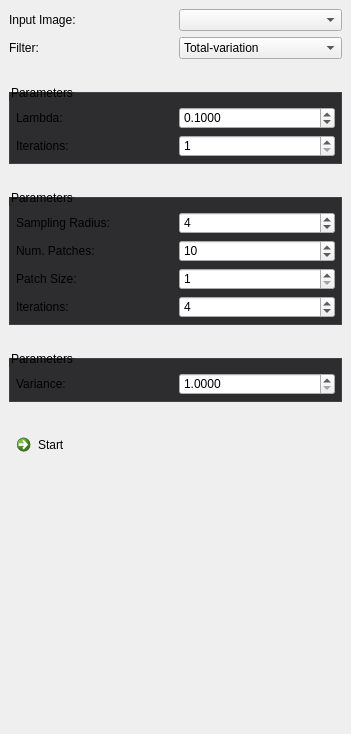
Before: the Qt Designer form Plugins/org.mitk.gui.qt.diffusionimaging.denoising/src/internal/QmitkDenoisingViewControls.ui in MITK/MITK, drawn with Qt 5.
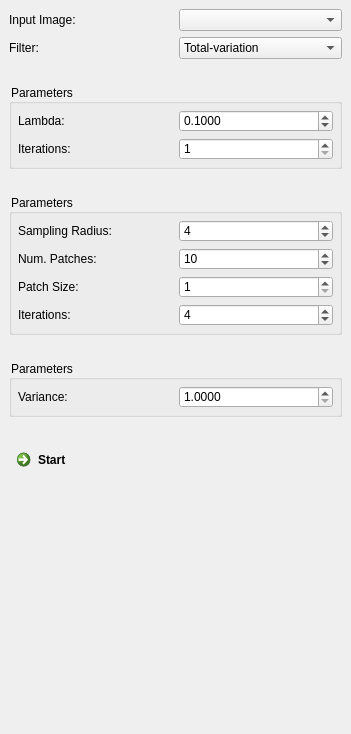
After: the same form once the commit is applied. Custom widgets are drawn as their Qt base class.

The edit to the form file:
```diff
--- a/Plugins/org.mitk.gui.qt.diffusionimaging.denoising/src/internal/QmitkDenoisingViewControls.ui
+++ b/Plugins/org.mitk.gui.qt.diffusionimaging.denoising/src/internal/QmitkDenoisingViewControls.ui
@@ -21,7 +21,7 @@
   </property>
   <property name="styleSheet">
    <string>QCommandLinkButton {
-  font-weight: normal;
+  font-weight: lighter;
 }
 
 QCommandLinkButton:disabled {
@@ -30,7 +30,6 @@
 }
 
 QToolBox::tab {
-  border: 1px solid #434346;
   font-weight: bold;
 }
 
@@ -40,20 +39,15 @@
 }
 
 QToolBox::tab:selected {
-  background-color: #1c97ea;
-  border: 1px solid #1c97ea;
   font-weight: bold;
 }
 
 QGroupBox {
-  border: 1px solid #434346;
-  background-color: #2d2d30;
-  margin-top: 8px;
-  padding-top: 8px;
+  background-color: transparent;
 }
 
 QGroupBox, QGroupBox:disabled {
-  background-color: #2d2d30;
+  background-color: transparent;
 }</string>
   </property>
   <layout class="QGridLayout" name="gridLayout">
```
Left out of the diff: 1 changed line with no effect on the pictures.
